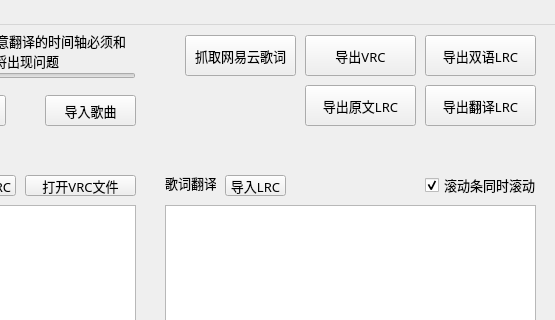
Old version of the form assets/index.ui in the repository vtbmusic/VRCMaker; both pictures show x 245 to 800 and y 0 to 320 of the 800 by 600 pixel window.
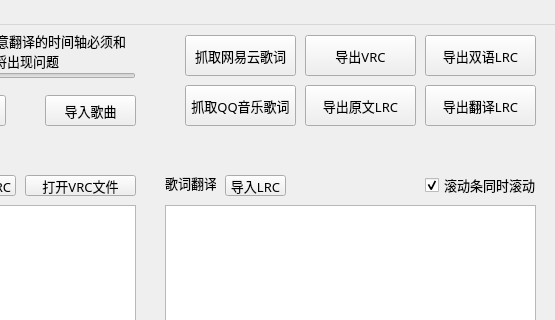
New version of the form. Icons and pictures are not drawn.

Commit message: -new- 支持了QQ音乐抓取

What changed in the file:
```diff
--- a/assets/index.ui
+++ b/assets/index.ui
@@ -301,6 +301,19 @@
      <bool>true</bool>
     </property>
    </widget>
+   <widget class="QToolButton" name="toolButton_13">
+    <property name="geometry">
+     <rect>
+      <x>430</x>
+      <y>60</y>
+      <width>111</width>
+      <height>41</height>
+     </rect>
+    </property>
+    <property name="text">
+     <string>抓取QQ音乐歌词</string>
+    </property>
+   </widget>
   </widget>
   <widget class="QMenuBar" name="menubar">
    <property name="geometry">
```
The commit also changes 4 other files.
